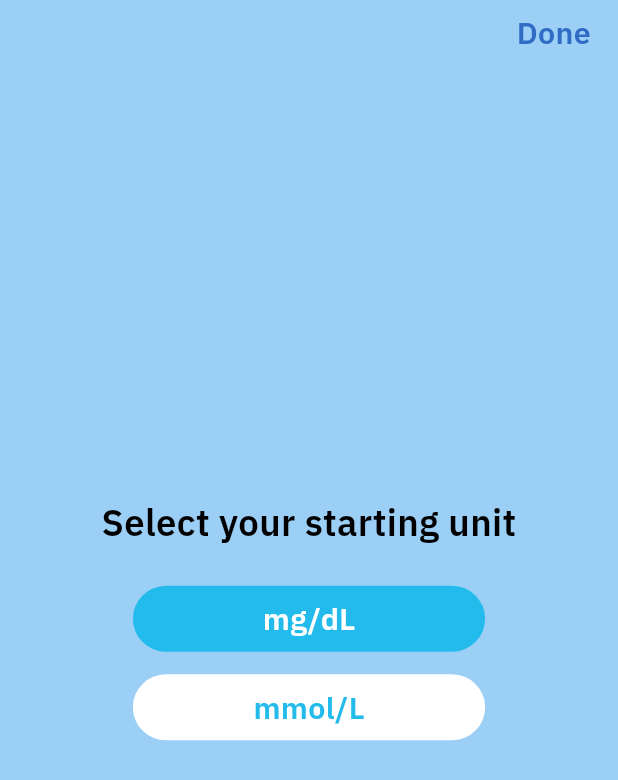
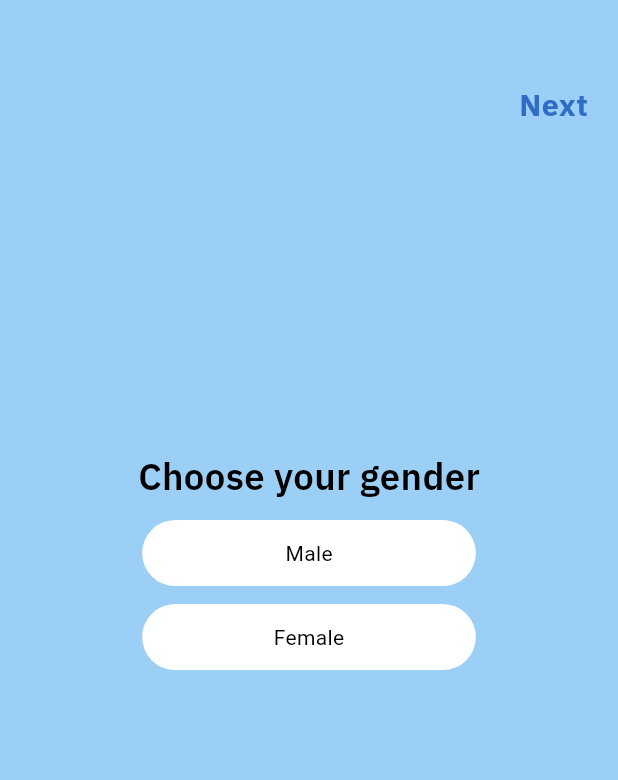
Before and after one commit to Intes-It-Mobile/blood-tracking-app, a Flutter app: the screen it shows after launch, after a tap on "Next", on a phone screen of 412 x 824 dp. Shown: the top 780 px of the screen. Run offline on Flutter 3.47's test engine with Material 2 defaults, Android fonts, the phone set to English and light mode, and no system bars; our stand-ins replace dropdown_button2, fl_chart, flutter_html, flutter_local_notifications, flutter_mobx, flutter_svg and 12 more; missing offline and left inert: android_alarm_manager_plus, excel, flutter_cupertino_datetime_picker, flutter_fgbg, flutter_share; accounts and stored records are empty; generated files the repository leaves out were written again.

Commit message:
build gender

```diff
--- /dev/null
+++ b/lib/models/information/information.dart
@@ -0,0 +1,13 @@
+class Information {
+   String? gender;
+   int? old;
+   int? weight;
+   int? tall;
+
+  Information({
+     this.gender,
+     this.old,
+     this.weight,
+     this.tall,
+  });
+}
--- a/lib/routes.dart
+++ b/lib/routes.dart
@@ -3,9 +3,12 @@ import 'package:blood_sugar_tracking/views/history/record_history.dart';
 import 'package:blood_sugar_tracking/views/home/home_screen.dart';
 import 'package:blood_sugar_tracking/views/infomation/information_detail_screen.dart';
 import 'package:blood_sugar_tracking/views/language/language.dart';
+import 'package:blood_sugar_tracking/views/personal_data/personal_data_screen.dart';
 import 'package:blood_sugar_tracking/views/record/edit_record_screen.dart';
 import 'package:blood_sugar_tracking/views/record/new_record_screen.dart';
 import 'package:blood_sugar_tracking/views/record_remind/record_remind_screens.dart';
+import 'package:blood_sugar_tracking/views/select_unit/gender_screen.dart';
+import 'package:blood_sugar_tracking/views/select_unit/old_screen.dart';
 import 'package:blood_sugar_tracking/views/select_unit/select_unit_screen.dart';
 import 'package:blood_sugar_tracking/views/setting/abt_us_screen.dart';
 import 'package:blood_sugar_tracking/views/setting/language_screen.dart';
@@ -31,6 +34,9 @@ class Routes {
   static const String history = "/record_history";
   static const String languages = "/languages";
   static const String language_page = "/language_page";
+  static const String personal_data = "/personal_data";
+  static const String gender_screen = "/gender_screen";
+  static const String old_screen = "/old_screen";
 
   static final routes = <String, WidgetBuilder>{
     splash: (context) => SplashScreen(),
@@ -46,6 +52,9 @@ class Routes {
     select_unit: (context) => SelectUnit(),
     languages: (context) => LanguageScreen(),
     language_page: (context) => LanguagePage(),
+    personal_data: (context) => PersonalDataScreen(),
+    gender_screen: (context) => GenderScreen(),
+    old_screen: (context) => OldScreen(),
   };
 
   static Route<dynamic>? onGenerateRoute(RouteSettings settings) {
--- a/lib/views/language/language.dart
+++ b/lib/views/language/language.dart
@@ -85,7 +85,7 @@ class _LanguagePageState extends State<LanguagePage> {
             top: MediaQuery.of(context).size.height * 0.067,
             child: InkWell(
               onTap: (){
-                Navigator.of(context).pushNamed(Routes.select_unit);
+                Navigator.of(context).pushNamed(Routes.gender_screen);
               },
               child: Text(
                 "${AppLocalizations.of(context)!.getTranslate('next')}",
--- /dev/null
+++ b/lib/views/select_unit/gender_screen.dart
@@ -0,0 +1,103 @@
+import 'package:blood_sugar_tracking/views/personal_data/personal_data_screen.dart';
+import 'package:flutter/material.dart';
+
+import '../../constants/app_theme.dart';
+import '../../constants/colors.dart';
+import '../../models/information/information.dart';
+import '../../routes.dart';
+import '../../utils/locale/appLocalizations.dart';
+
+class GenderScreen extends StatefulWidget {
+  const GenderScreen({super.key});
+
+  @override
+  State<GenderScreen> createState() => _GenderScreenState();
+}
+
+class _GenderScreenState extends State<GenderScreen> {
+  List<Information> information = [
+    Information(
+      gender: 'Male',
+    ),
+    Information(
+      gender: 'Female',
+    ),
+  ];
+
+  int _selectedIndex = -1;
+
+  @override
+  Widget build(BuildContext context) {
+    return Scaffold(
+      backgroundColor: AppColors.AppColor1,
+      body: Stack(
+        children: [
+          Column(
+            mainAxisAlignment: MainAxisAlignment.center,
+            crossAxisAlignment: CrossAxisAlignment.center,
+            children: [
+              Center(
+                child: Text(
+                  "${AppLocalizations.of(context)!.getTranslate('choose_your_gender')}",
+                  style: AppTheme.unit24Text,
+                ),
+              ),
+              Container(
+                height: MediaQuery.of(context).size.height * 0.23,
+                child: ListView.builder(
+                  itemCount: information.length,
+                  itemBuilder: (BuildContext context, int index) {
+                    return GestureDetector(
+                      onTap: (){
+                        setState(() {
+                          if (_selectedIndex == index) {
+                            _selectedIndex = 0;
+                          } else {
+                            _selectedIndex = index;
+                          }
+                        });
+                      },
+                      child: Container(
+                        height: 44,
+                        margin: EdgeInsets.only(
+                          top: 12,
+                          left: MediaQuery.of(context).size.width * 0.23,
+                          right: MediaQuery.of(context).size.width * 0.23,
+                        ),
+                        decoration: BoxDecoration(
+                            borderRadius: BorderRadius.circular(22),
+                            color: index == _selectedIndex ? AppColors.AppColor2 : Colors.white),
+                        child: Center(
+                          child: Text(
+                            information[index].gender.toString(),
+                          ),
+                        ),
+                      ),
+                    );
+                  },
+                ),
+              ),
+            ],
+          ),
+          Positioned(
+            right: 20,
+            top: MediaQuery.of(context).size.height * 0.067,
+            child: InkWell(
+              onTap: () {
+                Navigator.of(context).pushNamed(Routes.old_screen);
+                // Navigator.push(context, MaterialPageRoute(builder: (context) => PersonalDataScreen(
+                //   name: information[_selectedIndex].gender,
+                // )));
+              },
+              child: Text(
+                "${AppLocalizations.of(context)!.getTranslate('next')}",
+                style: AppTheme.Headline20Text.copyWith(
+                    color: AppColors.AppColor4),
+              ),
+            ),
+          ),
+        ],
+      ),
+    );
+  }
+}
--- a/pubspec.yaml
+++ b/pubspec.yaml
@@ -38,6 +38,7 @@ dependencies:
   # Use with the CupertinoIcons class for iOS style icons.
 #  alarm: ^1.1.5
   cupertino_icons: ^1.0.2
+  wheel_chooser: ^1.1.2
   flutter_fgbg: ^0.2.2
   plugin_platform_interface: ^2.1.4
   shared_preferences: ^2.1.2
```
Also changed, not shown: assets/lang/en.json (+7 -1 lines), assets/lang/es.json (+6 -1 lines), assets/lang/fr.json (+6 -1 lines), assets/lang/vi.json (+8 -2 lines), assets/lang/zh.json (+6 -1 lines), lib/views/personal_data/personal_data_screen.dart (added, +66 -0 lines), lib/views/select_unit/old_screen.dart (added, +81 -0 lines), lib/views/select_unit/tall_screen.dart (added, +54 -0 lines), lib/views/select_unit/weight_screen.dart (added, +54 -0 lines), lib/views/setting/setting_screen.dart (+7 -0 lines), pubspec.lock.
